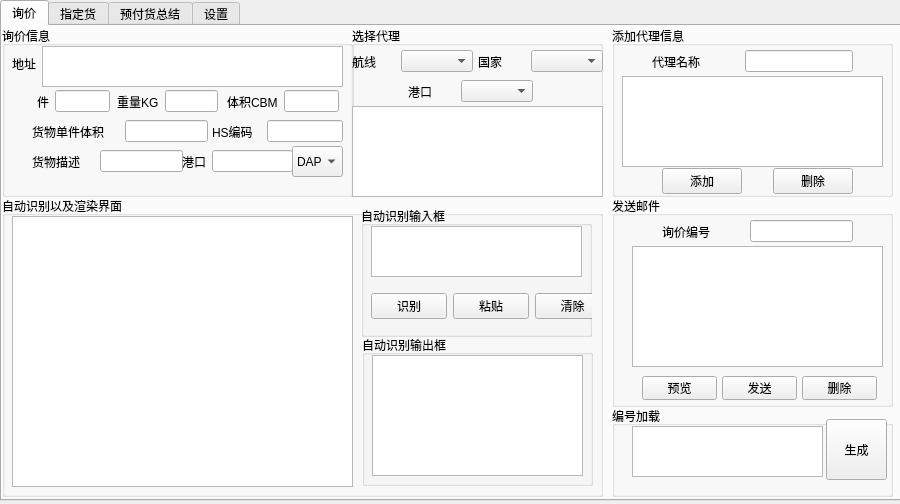
jerryliang122-vast/working-CIF-service, file Ui/untitled.ui: the form before one commit.
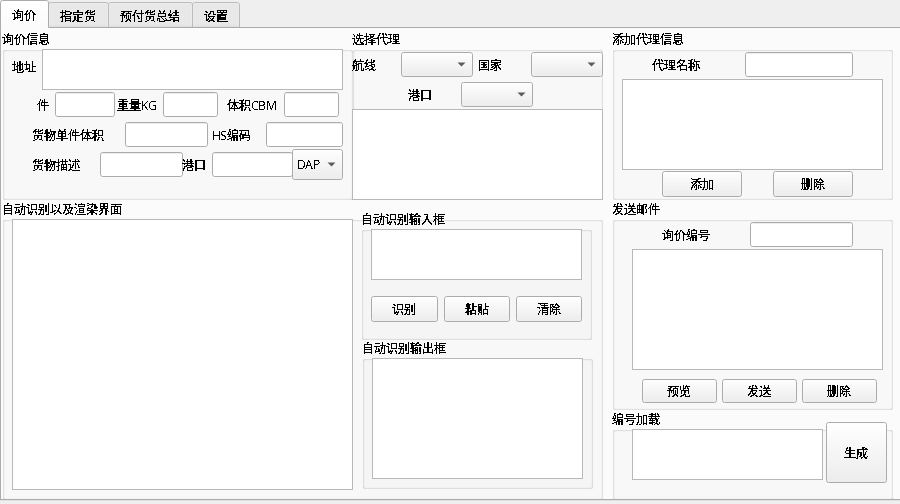
The form after the commit.

Commit message: (修改了UI文件，添加了新的控件和属性，调整了部分控件的大小和字体样式。)

```diff
--- a/Ui/untitled.ui
+++ b/Ui/untitled.ui
@@ -30,8 +30,11 @@
   </property>
   <property name="font">
    <font>
-    <weight>50</weight>
-    <bold>false</bold>
+    <family>Adobe Arabic</family>
+    <weight>75</weight>
+    <bold>true</bold>
+    <stylestrategy>NoAntialias</stylestrategy>
+    <kerning>true</kerning>
    </font>
   </property>
   <property name="windowTitle">
@@ -46,12 +49,24 @@
      <height>501</height>
     </rect>
    </property>
+   <property name="font">
+    <font>
+     <family>Adobe Arabic</family>
+     <weight>50</weight>
+     <bold>false</bold>
+     <stylestrategy>NoAntialias</stylestrategy>
+     <kerning>true</kerning>
+    </font>
+   </property>
    <property name="cursor">
     <cursorShape>ArrowCursor</cursorShape>
    </property>
    <property name="currentIndex">
     <number>0</number>
    </property>
+   <property name="usesScrollButtons">
+    <bool>true</bool>
+   </property>
    <widget class="QWidget" name="tab">
     <attribute name="title">
      <string>询价</string>
@@ -96,7 +111,7 @@
        <rect>
         <x>30</x>
         <y>60</y>
-        <width>78</width>
+        <width>83</width>
         <height>31</height>
        </rect>
       </property>
@@ -670,7 +685,7 @@
         <rect>
          <x>10</x>
          <y>80</y>
-         <width>239</width>
+         <width>211</width>
          <height>41</height>
         </rect>
        </property>
```
Left out of the diff: 4 changed lines with no effect on the pictures. The commit also changes 1 other file.
